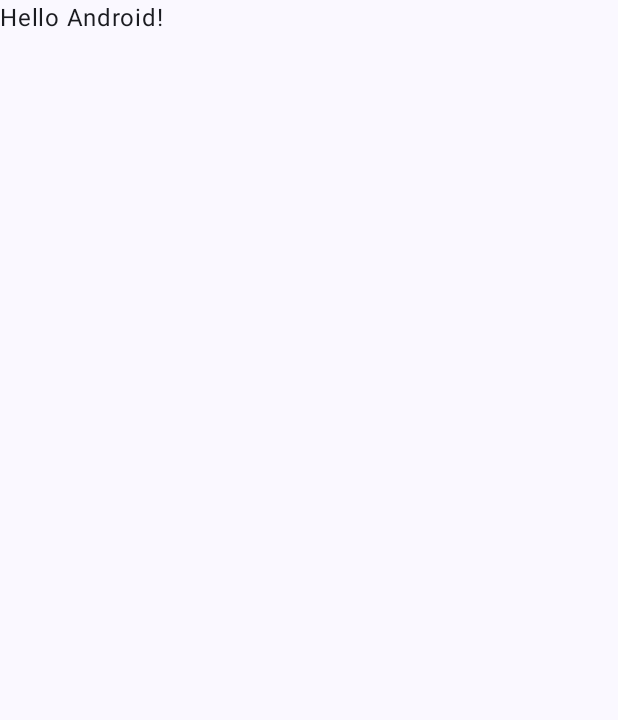
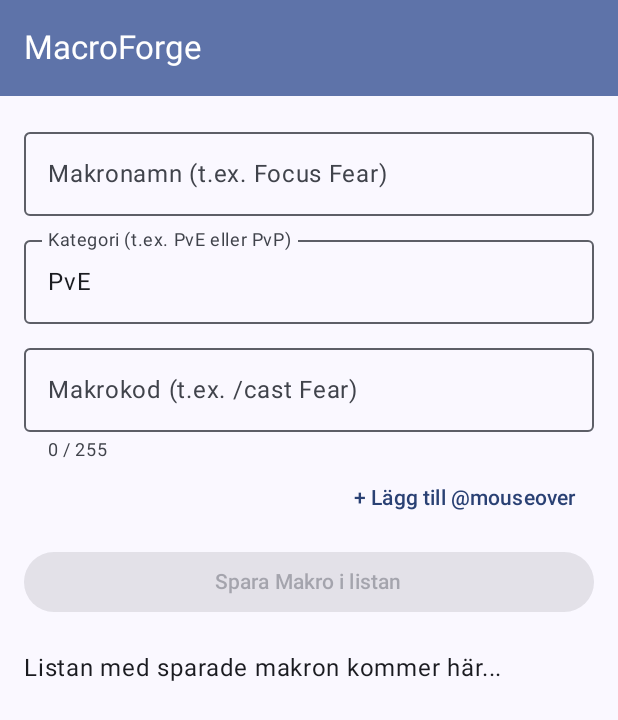
Before and after one commit to Entz0/WoWMacros, an Android app built with Jetpack Compose: the screen it shows after launch (MainActivity), on a phone screen of 412 x 824 dp. Before the commit the part shown is almost empty. Shown: the top 720 px of the screen. Run offline under Robolectric (Android 15) with nearby library versions, the phone set to English and light mode, and no system bars.

Commit message:
feat: bygger ui med topappbar, textfält och teckenräknare

```diff
--- a/app/build.gradle.kts
+++ b/app/build.gradle.kts
@@ -45,6 +45,7 @@ dependencies {
     implementation(libs.androidx.compose.ui.tooling.preview)
     implementation(libs.androidx.core.ktx)
     implementation(libs.androidx.lifecycle.runtime.ktx)
+    implementation(libs.androidx.lifecycle.viewmodel.compose)
     testImplementation(libs.junit)
     androidTestImplementation(platform(libs.androidx.compose.bom))
     androidTestImplementation(libs.androidx.compose.ui.test.junit4)
--- /dev/null
+++ b/app/src/main/java/com/example/wowmacros/MacroScreen.kt
@@ -0,0 +1,88 @@
+package com.example.wowmacros
+
+import androidx.compose.foundation.layout.*
+import androidx.compose.material3.*
+import androidx.compose.runtime.*
+import androidx.compose.ui.Modifier
+import androidx.compose.ui.unit.dp
+import androidx.lifecycle.viewmodel.compose.viewModel
+
+@OptIn(ExperimentalMaterial3Api::class)
+@Composable
+fun MacroScreen(viewModel: MacroViewModel = viewModel()) {
+    val uiState by viewModel.uiState.collectAsState()
+
+    Scaffold(
+        topBar = {
+            TopAppBar(
+                title = { Text("MacroForge") },
+                colors = TopAppBarDefaults.topAppBarColors(
+                    containerColor = MaterialTheme.colorScheme.primaryContainer,
+                    titleContentColor = MaterialTheme.colorScheme.onPrimaryContainer
+                )
+            )
+        }
+    ) { paddingValues ->
+        Column(
+            modifier = Modifier
+                .fillMaxSize()
+                .padding(paddingValues)
+                .padding(16.dp)
+        ) {
+            OutlinedTextField(
+                value = uiState.newMacroName,
+                onValueChange = { viewModel.updateNewMacroName(it) },
+                label = { Text("Makronamn (t.ex. Focus Fear)") },
+                modifier = Modifier.fillMaxWidth()
+            )
+            Spacer(modifier = Modifier.height(8.dp))
+
+            OutlinedTextField(
+                value = uiState.newMacroCategory,
+                onValueChange = { viewModel.updateNewMacroCategory(it) },
+                label = { Text("Kategori (t.ex. PvE eller PvP)") },
+                modifier = Modifier.fillMaxWidth()
+            )
+            Spacer(modifier = Modifier.height(8.dp))
+
+            OutlinedTextField(
+                value = uiState.newMacroCode,
+                onValueChange = { viewModel.updateNewMacroCode(it) },
+                label = { Text("Makrokod (t.ex. /cast Fear)") },
+                modifier = Modifier.fillMaxWidth(),
+                supportingText = {
+                    val count = uiState.newMacroCode.length
+                    Text(
+                        text = "$count / 255",
+                        // Blir röd om man går över WoWs maxgräns på 255 tecken
+                        color = if (count > 255) MaterialTheme.colorScheme.error else MaterialTheme.colorScheme.onSurfaceVariant
+                    )
+                },
+                isError = uiState.newMacroCode.length > 255
+            )
+
+            // Knappar för att snabbt lägga till logik
+            Row(modifier = Modifier.fillMaxWidth(), horizontalArrangement = Arrangement.End) {
+                TextButton(onClick = {
+                    viewModel.updateNewMacroCode(uiState.newMacroCode + "[@mouseover, exists] ")
+                }) {
+                    Text("+ Lägg till @mouseover")
+                }
+            }
+
+            Spacer(modifier = Modifier.height(8.dp))
+
+            Button(
+                onClick = { viewModel.addMacro() },
+                modifier = Modifier.fillMaxWidth(),
+                enabled = uiState.newMacroName.isNotBlank() && uiState.newMacroCode.isNotBlank() && uiState.newMacroCode.length <= 255
+            ) {
+                Text("Spara Makro i listan")
+            }
+
+            Spacer(modifier = Modifier.height(24.dp))
+
+            Text("Listan med sparade makron kommer här...", style = MaterialTheme.typography.bodyLarge)
+        }
+    }
+}
--- a/app/src/main/java/com/example/wowmacros/MainActivity.kt
+++ b/app/src/main/java/com/example/wowmacros/MainActivity.kt
@@ -6,7 +6,9 @@ import androidx.activity.compose.setContent
 import androidx.activity.enableEdgeToEdge
 import androidx.compose.foundation.layout.fillMaxSize
 import androidx.compose.foundation.layout.padding
+import androidx.compose.material3.MaterialTheme
 import androidx.compose.material3.Scaffold
+import androidx.compose.material3.Surface
 import androidx.compose.material3.Text
 import androidx.compose.runtime.Composable
 import androidx.compose.ui.Modifier
@@ -19,29 +21,13 @@ class MainActivity : ComponentActivity() {
         enableEdgeToEdge()
         setContent {
             WoWMacrosTheme {
-                Scaffold(modifier = Modifier.fillMaxSize()) { innerPadding ->
-                    Greeting(
-                        name = "Android",
-                        modifier = Modifier.padding(innerPadding)
-                    )
+                Surface(
+                    modifier = Modifier.fillMaxSize(),
+                    color = MaterialTheme.colorScheme.background
+                ) {
+                    MacroScreen()
                 }
             }
         }
     }
 }
-
-@Composable
-fun Greeting(name: String, modifier: Modifier = Modifier) {
-    Text(
-        text = "Hello $name!",
-        modifier = modifier
-    )
-}
-
-@Preview(showBackground = true)
-@Composable
-fun GreetingPreview() {
-    WoWMacrosTheme {
-        Greeting("Android")
-    }
-}
--- a/gradle/libs.versions.toml
+++ b/gradle/libs.versions.toml
@@ -15,6 +15,7 @@ junit = { group = "junit", name = "junit", version.ref = "junit" }
 androidx-junit = { group = "androidx.test.ext", name = "junit", version.ref = "junitVersion" }
 androidx-espresso-core = { group = "androidx.test.espresso", name = "espresso-core", version.ref = "espressoCore" }
 androidx-lifecycle-runtime-ktx = { group = "androidx.lifecycle", name = "lifecycle-runtime-ktx", version.ref = "lifecycleRuntimeKtx" }
+androidx-lifecycle-viewmodel-compose = { group = "androidx.lifecycle", name = "lifecycle-viewmodel-compose", version.ref = "lifecycleRuntimeKtx" }
 androidx-activity-compose = { group = "androidx.activity", name = "activity-compose", version.ref = "activityCompose" }
 androidx-compose-bom = { group = "androidx.compose", name = "compose-bom", version.ref = "composeBom" }
 androidx-compose-ui = { group = "androidx.compose.ui", name = "ui" }
```
